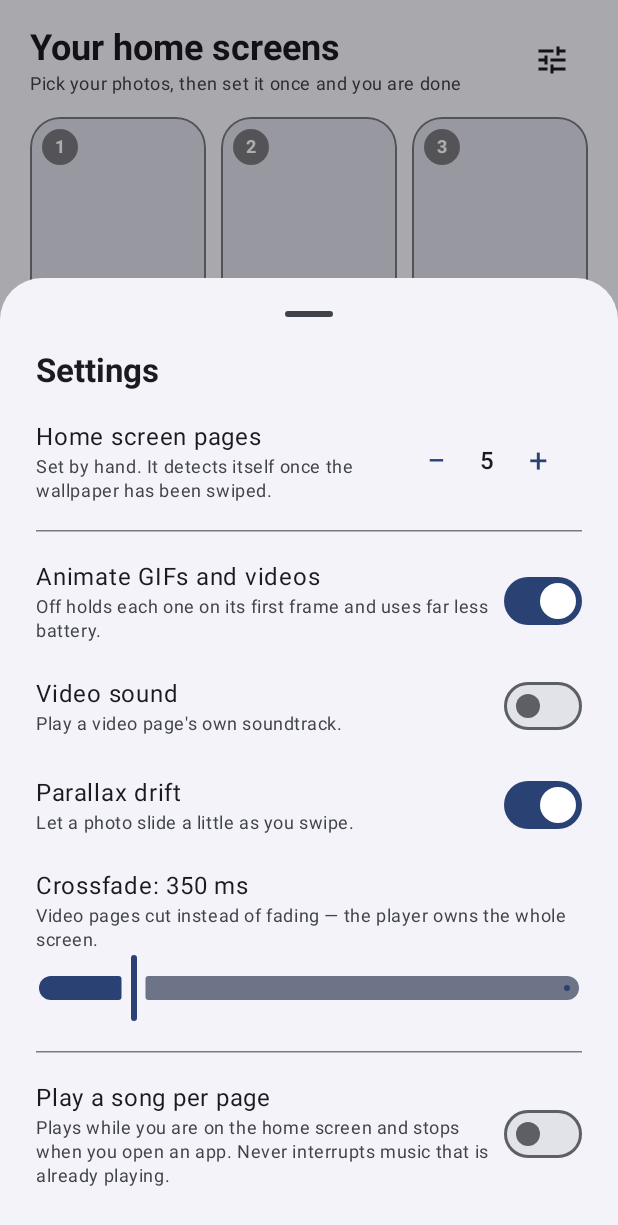
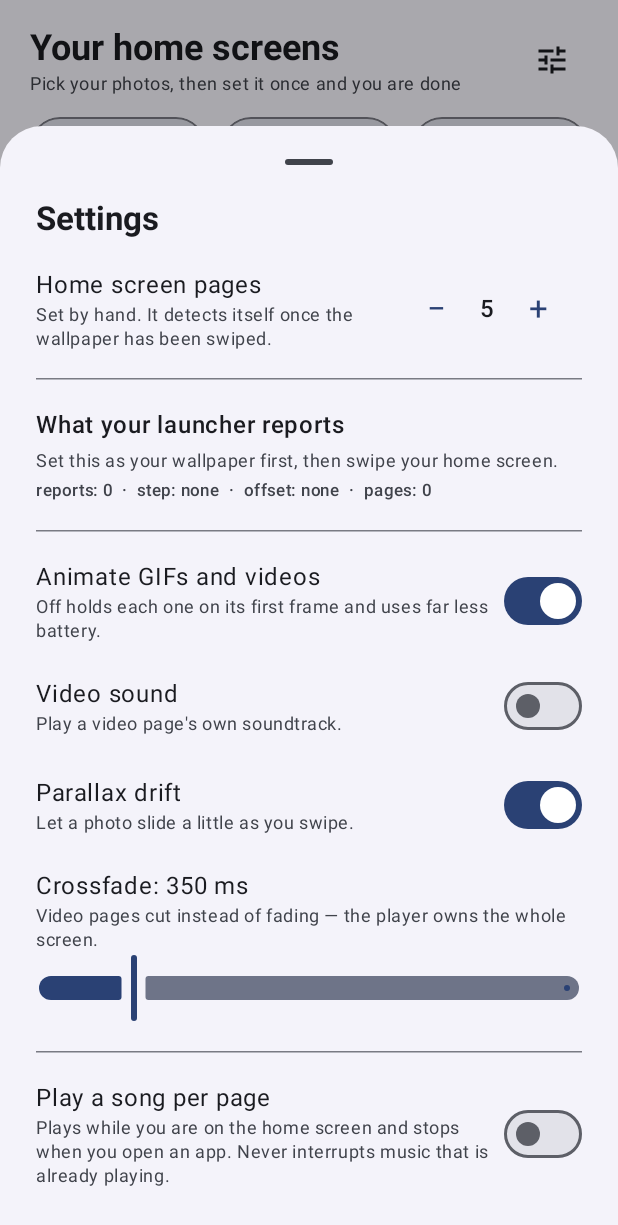
Before and after one commit to Dathaze20/Android-home-screen-widget, an Android app built with Jetpack Compose: the screen it shows after launch (ConfigActivity), after a tap on "Settings", on a phone screen of 412 x 824 dp. Shown: the top 1225 px of the screen. Run offline under Robolectric (Android 15) with nearby library versions, the phone set to English and light mode, and no system bars.

Commit message:
Ask the system for scroll notifications, and report what arrives
Every page showed the same picture. The engine never called
setOffsetNotificationsEnabled(true), so it was waiting for scroll positions
it had not asked for. The documentation says offset notifications are on by
default; in practice launchers send nothing to a wallpaper that has not
asked, which is exactly the symptom — a correct picture, frozen on one page,
with no parallax drift either.

The preview also polluted real state. The picker's preview cycles pages to
show the setup off, and switchToPage wrote each of those to the store, so the
live wallpaper started on whichever page the preview happened to stop on
rather than page one. Preview no longer writes anything.

Added a "What your launcher reports" panel to the settings sheet: how many
scroll reports have arrived, the last step and offset, and the detected page
count. Pages that never change look identical whether the launcher reports
nothing, reports one fixed position, or reports fine and something else is
broken — this distinguishes them from the phone instead of by guesswork, and
a screenshot of the panel is enough to tell which.

Also: the ON pill beside the headline was squeezed until it wrapped to one
letter per line.

Co-Authored-By: Claude Opus 5 <noreply@anthropic.com>
Claude-Session: https://claude.ai/code/session_01NSUq7s4wmmQfuUB95fmXCF

```diff
--- a/app/src/main/java/com/dathaze/pagewall/data/PageStore.kt
+++ b/app/src/main/java/com/dathaze/pagewall/data/PageStore.kt
@@ -98,6 +98,34 @@ class PageStore(context: Context) {
     var sawScrollOffsets: Boolean
         get() = prefs.getBoolean(KEY_SAW_OFFSETS, false)
         set(value) = prefs.edit().putBoolean(KEY_SAW_OFFSETS, value).apply()
+
+    /**
+     * What the launcher has actually told the wallpaper, so a phone where pages never change can
+     * say why instead of leaving everyone guessing. Written by the engine, read by the settings
+     * screen.
+     */
+    var offsetEventCount: Int
+        get() = prefs.getInt(KEY_OFFSET_EVENTS, 0)
+        set(value) = prefs.edit().putInt(KEY_OFFSET_EVENTS, value).apply()
+
+    /** The most recent horizontal offset, 0f..1f across the whole scroll range. */
+    var lastOffset: Float
+        get() = prefs.getFloat(KEY_LAST_OFFSET, -1f)
+        set(value) = prefs.edit().putFloat(KEY_LAST_OFFSET, value).apply()
+
+    /** The most recent scroll step. 0 means the launcher is reporting no pages to scroll. */
+    var lastOffsetStep: Float
+        get() = prefs.getFloat(KEY_LAST_STEP, -1f)
+        set(value) = prefs.edit().putFloat(KEY_LAST_STEP, value).apply()
+
+    /** Records one batch of offset diagnostics in a single write. */
+    fun recordOffsets(count: Int, offset: Float, step: Float) {
+        prefs.edit()
+            .putInt(KEY_OFFSET_EVENTS, count)
+            .putFloat(KEY_LAST_OFFSET, offset)
+            .putFloat(KEY_LAST_STEP, step)
+            .apply()
+    }
 
     fun pages(): List<PageConfig> {
         val byIndex = readPages().associateBy { it.index }
@@ -229,6 +257,9 @@ class PageStore(context: Context) {
         const val KEY_PAGES = "pages"
         const val KEY_PAGE_COUNT = "page_count"
         const val KEY_DETECTED_PAGES = "detected_pages"
+        const val KEY_OFFSET_EVENTS = "offset_events"
+        const val KEY_LAST_OFFSET = "last_offset"
+        const val KEY_LAST_STEP = "last_step"
         const val KEY_CROSSFADE = "crossfade_ms"
         const val KEY_PARALLAX = "parallax"
         const val KEY_MOTION = "motion"
--- a/app/src/main/java/com/dathaze/pagewall/ui/ConfigViewModel.kt
+++ b/app/src/main/java/com/dathaze/pagewall/ui/ConfigViewModel.kt
@@ -39,6 +39,12 @@ data class ConfigUiState(
     val audioVolume: Float = 0.5f,
     val wallpaperActive: Boolean = false,
     val scrollingDetected: Boolean = false,
+    /** How many scroll reports the launcher has sent the wallpaper. 0 means none, ever. */
+    val offsetEventCount: Int = 0,
+    /** Last horizontal offset reported, or -1 if none. */
+    val lastOffset: Float = -1f,
+    /** Last scroll step reported, or -1 if none. 0 means "nothing to scroll". */
+    val lastOffsetStep: Float = -1f,
     val busy: Boolean = false,
     /** Set when an import failed, e.g. a video over the size limit. Cleared once shown. */
     val errorMessage: String? = null,
@@ -83,6 +89,9 @@ class ConfigViewModel(application: Application) : AndroidViewModel(application)
             audioVolume = store.audioVolume,
             wallpaperActive = isWallpaperActive(),
             scrollingDetected = store.sawScrollOffsets,
+            offsetEventCount = store.offsetEventCount,
+            lastOffset = store.lastOffset,
+            lastOffsetStep = store.lastOffsetStep,
         )
     }
 
--- a/app/src/main/java/com/dathaze/pagewall/ui/HomeScreen.kt
+++ b/app/src/main/java/com/dathaze/pagewall/ui/HomeScreen.kt
@@ -200,6 +200,10 @@ private fun Header(state: ConfigUiState, assignedCount: Int, onOpenSettings: ()
                         style = MaterialTheme.typography.labelSmall,
                         fontWeight = FontWeight.Bold,
                         color = MaterialTheme.colorScheme.onPrimaryContainer,
+                        // The headline beside it can squeeze this pill until "ON" wraps to
+                        // one letter per line.
+                        maxLines = 1,
+                        softWrap = false,
                         modifier = Modifier
                             .clip(RoundedCornerShape(6.dp))
                             .background(MaterialTheme.colorScheme.primaryContainer)
--- a/app/src/main/java/com/dathaze/pagewall/ui/SettingsSheet.kt
+++ b/app/src/main/java/com/dathaze/pagewall/ui/SettingsSheet.kt
@@ -69,6 +69,10 @@ fun SettingsSheet(
             }
 
             PageCountRow(state, onPageCountChange, onResetPageCount)
+
+            HorizontalDivider()
+
+            LauncherReport(state)
 
             HorizontalDivider()
 
@@ -164,6 +168,53 @@ private fun ScrollingWarning(onApplyWallpaper: () -> Unit) {
     }
 }
 
+/**
+ * What the launcher is actually telling the wallpaper.
+ *
+ * Pages that never change look identical whether the launcher reports nothing, reports a single
+ * fixed position, or reports fine but something else is wrong. This says which, so the problem
+ * can be identified from the phone rather than guessed at.
+ */
+@Composable
+private fun LauncherReport(state: ConfigUiState) {
+    Column(verticalArrangement = Arrangement.spacedBy(4.dp)) {
+        Text("What your launcher reports", fontWeight = FontWeight.SemiBold)
+        Text(
+            text = when {
+                !state.wallpaperActive ->
+                    "Set this as your wallpaper first, then swipe your home screen."
+
+                state.offsetEventCount == 0 ->
+                    "Nothing yet. Swipe across your home screen a few times, then reopen this. " +
+                        "If it still says nothing, your launcher never tells wallpapers where " +
+                        "it has scrolled to, and no live wallpaper on this phone can change " +
+                        "per page."
+
+                state.lastOffsetStep <= 0f ->
+                    "Reports arriving, but with no page step — the launcher is treating the " +
+                        "home screen as one single page."
+
+                else -> "Working."
+            },
+            style = MaterialTheme.typography.bodySmall,
+            color = MaterialTheme.colorScheme.onSurfaceVariant,
+        )
+        // Plain numbers, so a screenshot of this panel is enough to diagnose the phone.
+        Text(
+            text = "reports: ${state.offsetEventCount}  ·  " +
+                "step: ${formatOffset(state.lastOffsetStep)}  ·  " +
+                "offset: ${formatOffset(state.lastOffset)}  ·  " +
+                "pages: ${state.detectedPageCount}",
+            style = MaterialTheme.typography.labelSmall,
+            color = MaterialTheme.colorScheme.onSurfaceVariant,
+        )
+    }
+}
+
+/** -1 is the "never reported" marker rather than a real value. */
+private fun formatOffset(value: Float): String =
+    if (value < 0f) "none" else String.format("%.3f", value)
+
 @Composable
 private fun PageCountRow(
     state: ConfigUiState,
```
Also changed, not shown: app/src/main/java/com/dathaze/pagewall/wallpaper/PageWallpaperService.kt (+28 -3 lines).
